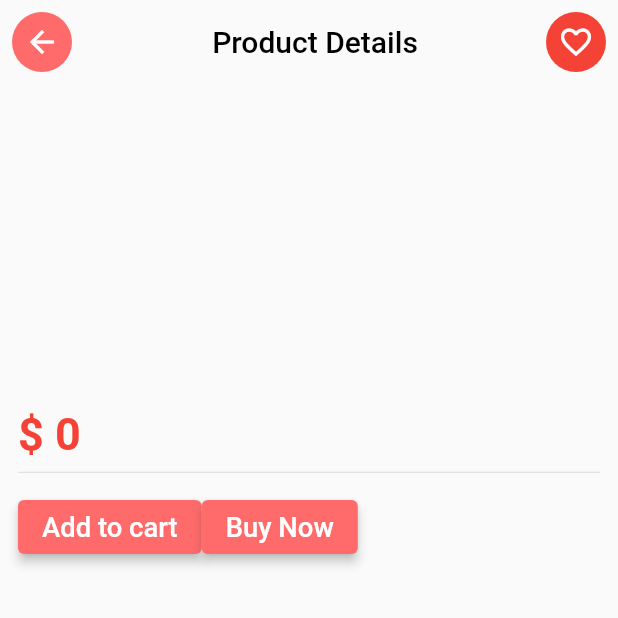
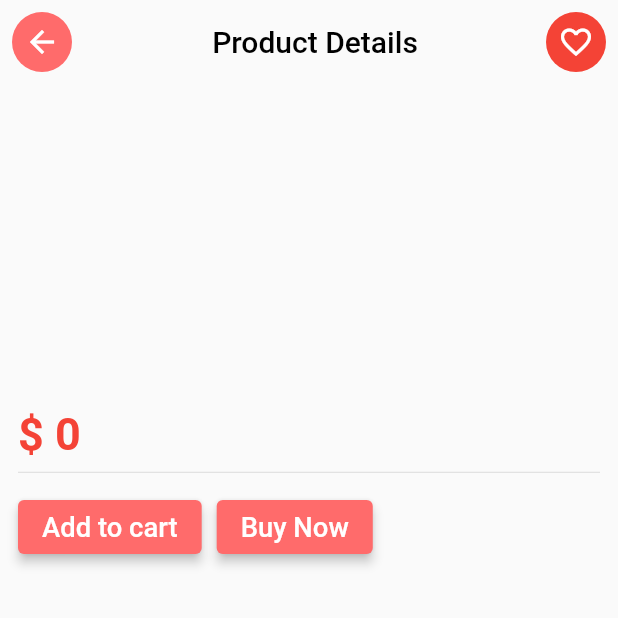
Before and after one commit to pritomchy/e-commerce, a Flutter app: the ProductDetails screen opened directly with empty values, on a phone screen of 412 x 824 dp, the top half of it. Run offline on Flutter 3.47's test engine with Material 2 defaults, Android fonts, the light colour scheme and no system bars; drawn by our look-alikes of carousel_slider; our stand-ins replace cloud_firestore, dots_indicator, firebase_auth, firebase_core, flutter_screenutil, fluttertoast; accounts and stored records are empty.

Commit message:
product_details_screen.dart

```diff
--- a/lib/ui/bottom_nav_controller.dart
+++ b/lib/ui/bottom_nav_controller.dart
@@ -1,4 +1,5 @@
 import 'package:ecommerce_app/const/AppColors.dart';
+
 import 'package:flutter/material.dart';
 
 import 'bottom_nav_pages/cart.dart';
@@ -14,9 +15,11 @@ class BottomNavController extends StatefulWidget {
 class _BottomNavControllerState extends State<BottomNavController> {
   final _pages = [
     Home(),
+
     Favourite(),
     Cart(),
     Profile(),
+
   ];
   var _currentIndex = 0;
 
--- a/lib/ui/product_details_screen.dart
+++ b/lib/ui/product_details_screen.dart
@@ -7,7 +7,9 @@ import 'package:flutter_screenutil/flutter_screenutil.dart';
 
 class ProductDetails extends StatefulWidget {
   var _product;
+
   ProductDetails(this._product);
+
   @override
   _ProductDetailsState createState() => _ProductDetailsState();
 }
@@ -63,7 +65,11 @@ class _ProductDetailsState extends State<ProductDetails> {
                 )),
           ),
         ),
-        title: Center(child: Text("Product Details", style: TextStyle(color: Colors.black),)),
+        title: Center(
+            child: Text(
+          "Product Details",
+          style: TextStyle(color: Colors.black),
+        )),
         actions: [
           StreamBuilder(
             stream: FirebaseFirestore.instance
@@ -100,13 +106,10 @@ class _ProductDetailsState extends State<ProductDetails> {
           ),
         ],
       ),
-
-
-
       body: SafeArea(
           child: Padding(
         padding: const EdgeInsets.only(left: 12, right: 12, top: 10),
-            child: Column(
+        child: Column(
           crossAxisAlignment: CrossAxisAlignment.start,
           children: [
             AspectRatio(
@@ -133,7 +136,8 @@ class _ProductDetailsState extends State<ProductDetails> {
                       })),
             ),
             Padding(
-              padding: const EdgeInsets.only(left: 10,right: 10,bottom: 15,top: 15),
+              padding: const EdgeInsets.only(
+                  left: 10, right: 10, bottom: 15, top: 15),
               child: Text(
                 widget._product['product-name'],
                 style: TextStyle(fontWeight: FontWeight.bold, fontSize: 25),
@@ -152,24 +156,22 @@ class _ProductDetailsState extends State<ProductDetails> {
             SizedBox(
               width: 1.sw,
               height: 56.h,
-
-
               child: Row(
-                children:<Widget> [
+                children: <Widget>[
                   ElevatedButton(
                     onPressed: () => addToCart(),
                     child: Text(
                       "Add to cart",
                       style: TextStyle(color: Colors.white, fontSize: 18.sp),
                     ),
-
                     style: ElevatedButton.styleFrom(
                       primary: AppColors.deep_orange,
                       elevation: 3,
-
                     ),
                   ),
-
+                  SizedBox(
+                    width: 10,
+                  ),
                   ElevatedButton(
                     onPressed: () => addToCart(),
                     child: Text(
@@ -181,7 +183,6 @@ class _ProductDetailsState extends State<ProductDetails> {
                       elevation: 3,
                     ),
                   ),
-
                 ],
               ),
             ),
```
Also changed, not shown: lib/ui/checkout_process.dart (added).
